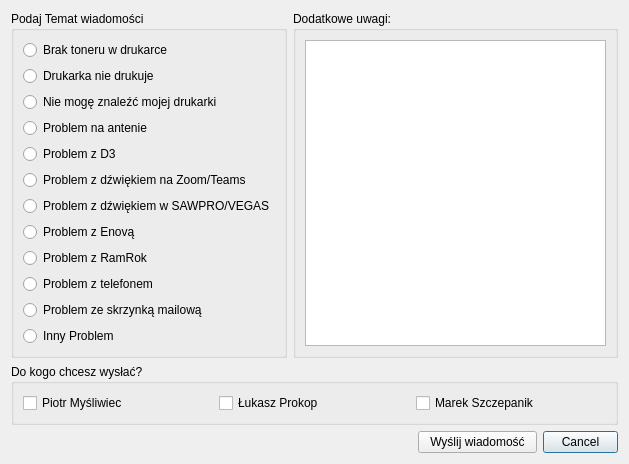
Old version of the form Win_diagnosis_Klient/send.ui in the repository lukpro681/PC-Diagnostic-Center.
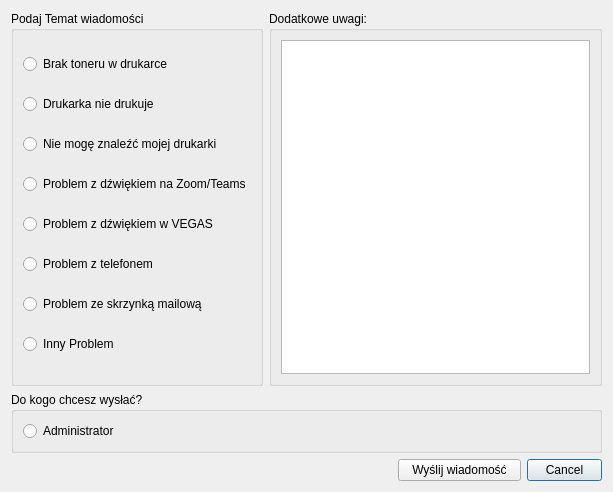
New version of the form.

The edit to the form file:
```diff
--- a/Win_diagnosis_Klient/send.ui
+++ b/Win_diagnosis_Klient/send.ui
@@ -7,7 +7,7 @@
     <x>0</x>
     <y>0</y>
     <width>613</width>
-    <height>441</height>
+    <height>492</height>
    </rect>
   </property>
   <property name="windowTitle">
@@ -21,23 +21,9 @@
      </property>
      <layout class="QHBoxLayout" name="horizontalLayout">
       <item>
-       <widget class="QCheckBox" name="piotr">
+       <widget class="QRadioButton" name="Admin">
         <property name="text">
-         <string>Piotr Myśliwiec</string>
-        </property>
-       </widget>
-      </item>
-      <item>
-       <widget class="QCheckBox" name="luke">
-        <property name="text">
-         <string>Łukasz Prokop</string>
-        </property>
-       </widget>
-      </item>
-      <item>
-       <widget class="QCheckBox" name="markus">
-        <property name="text">
-         <string>Marek Szczepanik</string>
+         <string>Administrator</string>
         </property>
        </widget>
       </item>
@@ -68,6 +54,13 @@
       <string>Podaj Temat wiadomości</string>
      </property>
      <layout class="QGridLayout" name="gridLayout_3">
+      <item row="3" column="0">
+       <widget class="QRadioButton" name="ZoomTeamsProb">
+        <property name="text">
+         <string>Problem z dźwiękiem na Zoom/Teams</string>
+        </property>
+       </widget>
+      </item>
       <item row="0" column="0">
        <widget class="QRadioButton" name="NoTonerProb">
         <property name="text">
@@ -75,55 +68,27 @@
         </property>
        </widget>
       </item>
+      <item row="2" column="0">
+       <widget class="QRadioButton" name="PrinterNotFound">
+        <property name="text">
+         <string>Nie mogę znaleźć mojej drukarki</string>
+        </property>
+       </widget>
+      </item>
       <item row="5" column="0">
-       <widget class="QRadioButton" name="ZoomTeamsProb">
-        <property name="text">
-         <string>Problem z dźwiękiem na Zoom/Teams</string>
-        </property>
-       </widget>
-      </item>
-      <item row="3" column="0">
-       <widget class="QRadioButton" name="BIG_INCIDENT">
-        <property name="text">
-         <string>Problem na antenie</string>
-        </property>
-       </widget>
-      </item>
-      <item row="9" column="0">
        <widget class="QRadioButton" name="phoneProb">
         <property name="text">
          <string>Problem z telefonem</string>
         </property>
        </widget>
       </item>
-      <item row="10" column="0">
-       <widget class="QRadioButton" name="mailProb">
-        <property name="text">
-         <string>Problem ze skrzynką mailową</string>
-        </property>
-       </widget>
-      </item>
-      <item row="8" column="0">
-       <widget class="QRadioButton" name="RamrokProb">
-        <property name="text">
-         <string>Problem z RamRok</string>
-        </property>
-       </widget>
-      </item>
-      <item row="7" column="0">
-       <widget class="QRadioButton" name="EnovaProb">
-        <property name="text">
-         <string>Problem z Enovą</string>
-        </property>
-       </widget>
-      </item>
-      <item row="6" column="0">
+      <item row="4" column="0">
        <widget class="QRadioButton" name="VegasProb">
         <property name="acceptDrops">
          <bool>false</bool>
         </property>
         <property name="text">
-         <string>Problem z dźwiękiem w SAWPRO/VEGAS</string>
+         <string>Problem z dźwiękiem w VEGAS</string>
         </property>
        </widget>
       </item>
@@ -134,27 +99,20 @@
         </property>
        </widget>
       </item>
-      <item row="4" column="0">
-       <widget class="QRadioButton" name="d3Prob">
-        <property name="text">
-         <string>Problem z D3</string>
-        </property>
-       </widget>
-      </item>
-      <item row="2" column="0">
-       <widget class="QRadioButton" name="PrinterNotFound">
-        <property name="text">
-         <string>Nie mogę znaleźć mojej drukarki</string>
-        </property>
-       </widget>
-      </item>
-      <item row="11" column="0">
+      <item row="7" column="0">
        <widget class="QRadioButton" name="otherProb">
         <property name="text">
          <string>Inny Problem</string>
         </property>
        </widget>
       </item>
+      <item row="6" column="0">
+       <widget class="QRadioButton" name="mailProb">
+        <property name="text">
+         <string>Problem ze skrzynką mailową</string>
+        </property>
+       </widget>
+      </item>
      </layout>
     </widget>
    </item>
```
